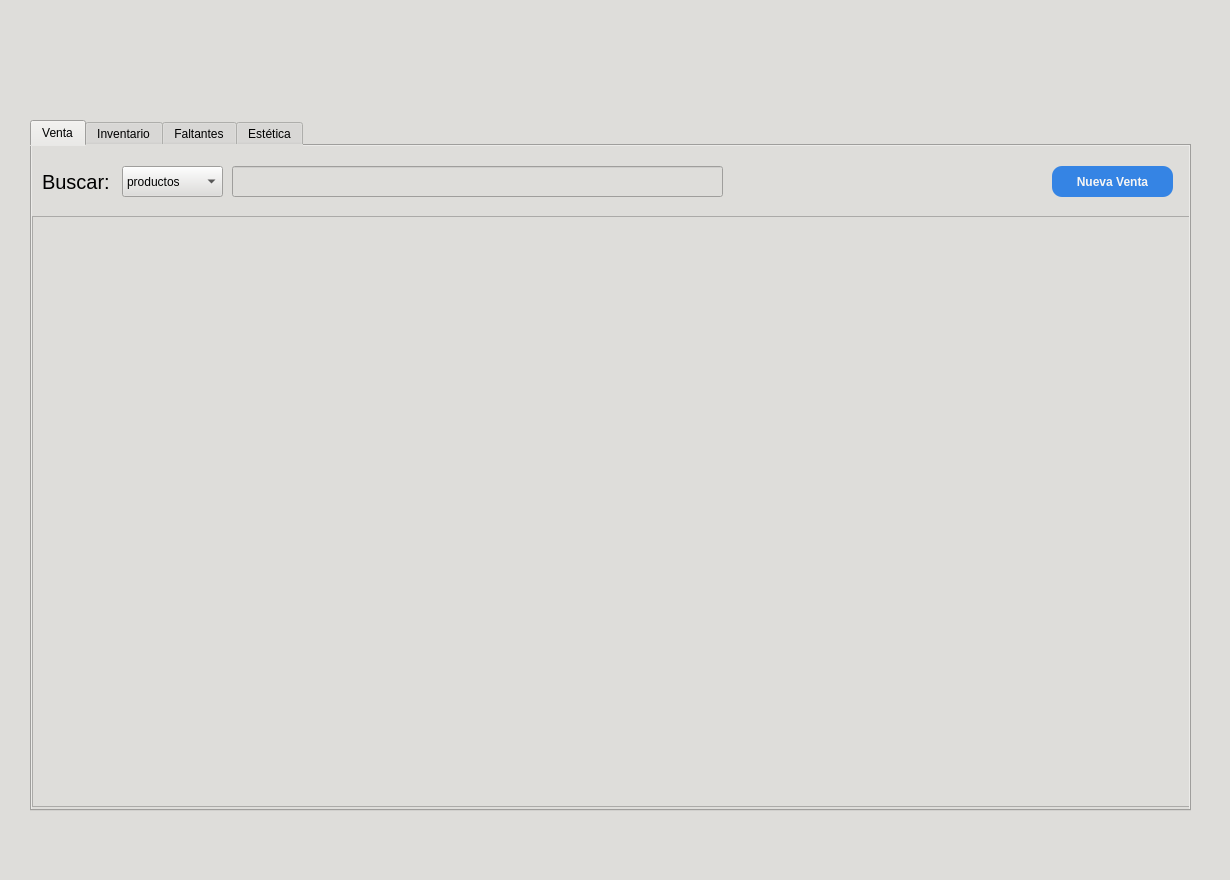
First picture: the form in UI/main.ui, repository nssmelmsr/CentroVeterinario, before the edit.
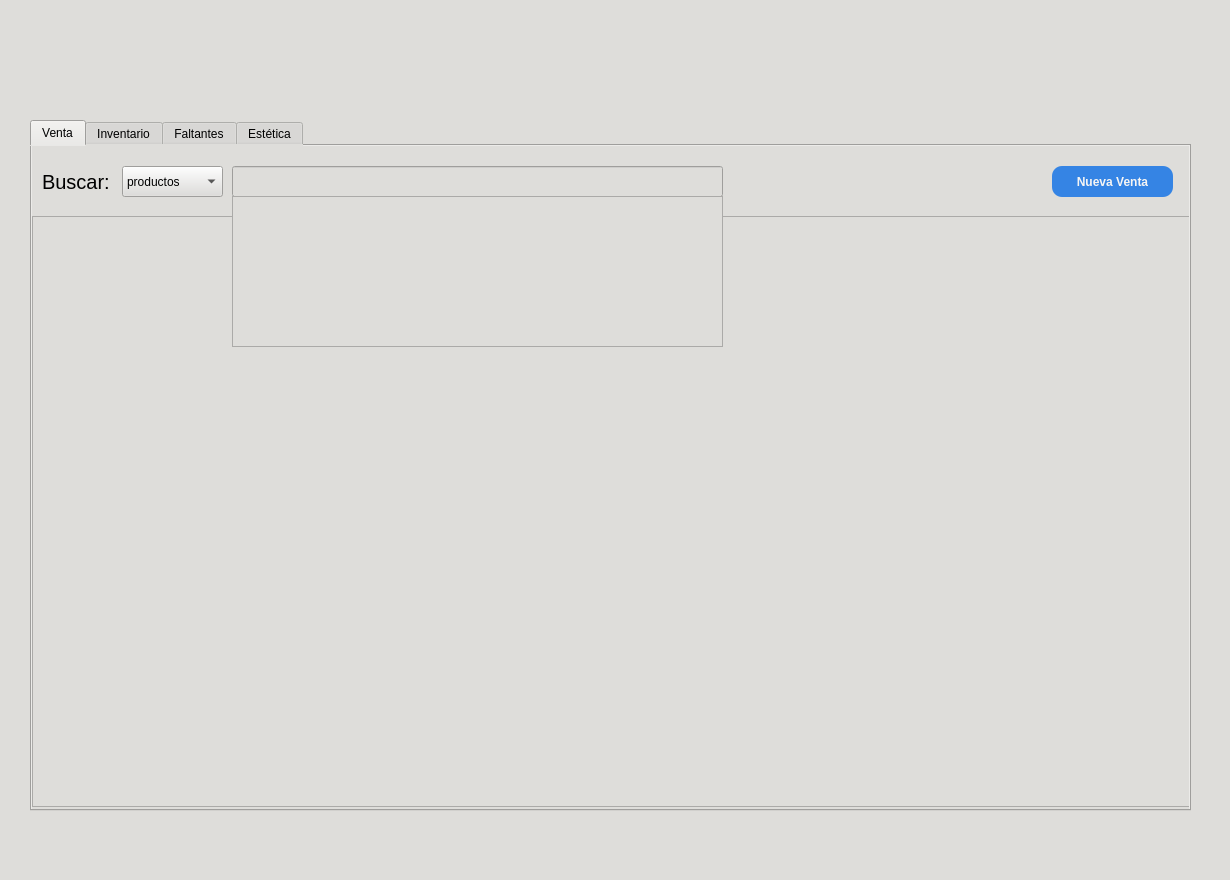
Second picture: the form after the edit. Icons and pictures are not drawn.

```diff
--- a/UI/main.ui
+++ b/UI/main.ui
@@ -447,6 +447,37 @@
          <bool>false</bool>
         </property>
        </widget>
+       <widget class="QTableView" name="table_busq">
+        <property name="geometry">
+         <rect>
+          <x>200</x>
+          <y>50</y>
+          <width>491</width>
+          <height>151</height>
+         </rect>
+        </property>
+        <property name="minimumSize">
+         <size>
+          <width>491</width>
+          <height>0</height>
+         </size>
+        </property>
+        <property name="maximumSize">
+         <size>
+          <width>491</width>
+          <height>16777215</height>
+         </size>
+        </property>
+        <property name="sizeAdjustPolicy">
+         <enum>QAbstractScrollArea::AdjustToContentsOnFirstShow</enum>
+        </property>
+        <property name="selectionBehavior">
+         <enum>QAbstractItemView::SelectRows</enum>
+        </property>
+        <property name="sortingEnabled">
+         <bool>false</bool>
+        </property>
+       </widget>
       </widget>
       <widget class="QWidget" name="tab_inventario">
        <attribute name="title">
```
